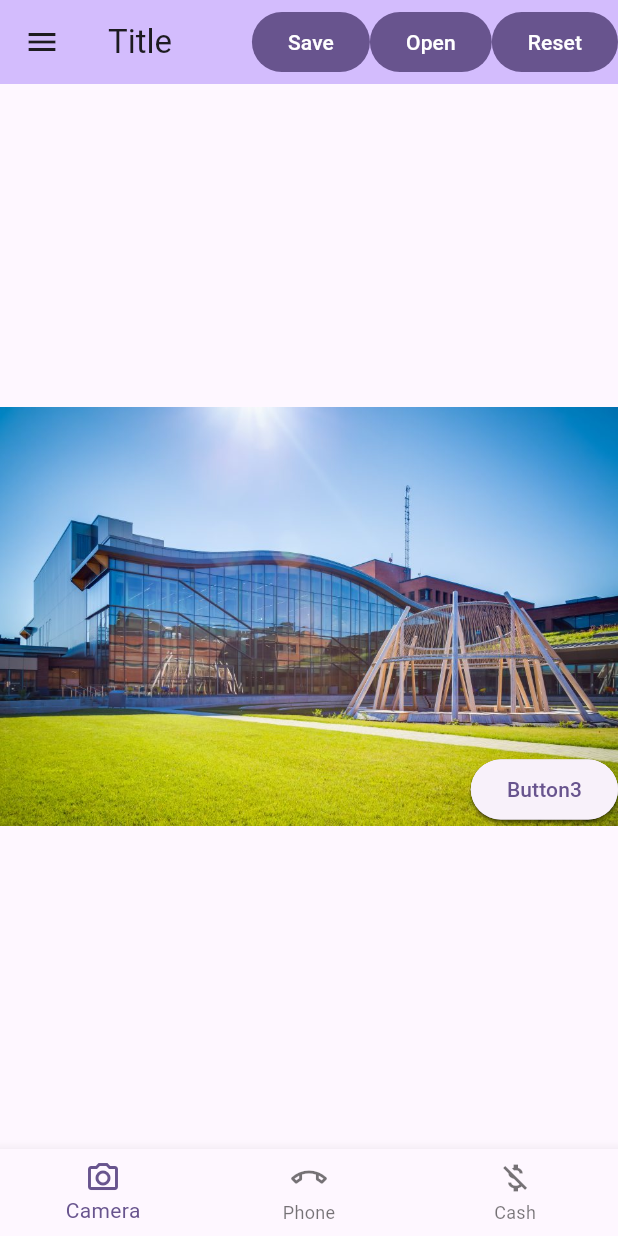
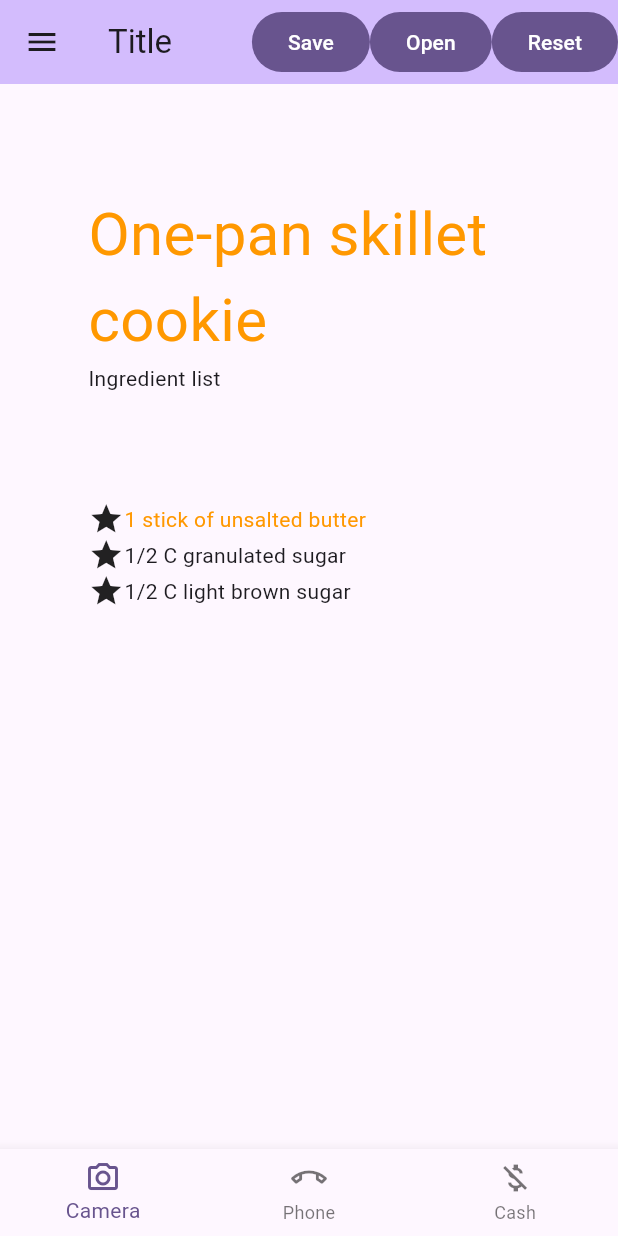
Before and after one commit to etorunski/cst2335_in_class_examples, a Flutter app: the screen it shows after launch, on a phone screen of 412 x 824 dp. Run offline on Flutter 3.47's test engine with Material 3 defaults, Android fonts, the phone set to English and light mode, and no system bars.

Commit message:
finished example

```diff
--- a/lib/main.dart
+++ b/lib/main.dart
@@ -85,25 +85,47 @@ class _MyHomePageState extends State<MyHomePage> {
 
       ]),
       body: Center(
-        child: Stack(
-            alignment: .bottomRight,
+        child:
+        Row(children: [
+          Spacer(flex:1),
+Expanded(flex:5,
+    child:
+          Column(
+            crossAxisAlignment: .start,
+           mainAxisAlignment: .spaceEvenly,
+          children: [
+            Expanded(flex:1, child: Text(""),),
 
-          children: [
-            Image.asset("images/algonquin.jpg"),
-            ElevatedButton(onPressed: (){}, child:Text("Button1")),
+            Text("One-pan skillet cookie", style: TextStyle(color:Colors.orange, fontSize: 40.0),),
+            Text("Ingredient list"),
 
-            ElevatedButton(onPressed: (){}, child:Text("Button2")),
 
-            ElevatedButton(onPressed: (){}, child:Text("Button3")),
-/*
-            ElevatedButton(onPressed: (){}, child:Text("Button4")),
+            Expanded(flex:1, child: Text(""),),
 
-            ElevatedButton(onPressed: (){}, child:Text("Button5"))
 
- */
+            Row(mainAxisAlignment: .start,  children: [
+              Icon(Icons.star),
+              Text("1 stick of unsalted butter",  style: TextStyle(color:Colors.orange))
+            ],),
+            Row(mainAxisAlignment: .start, children: [
+              Icon(Icons.star),
+              Text("1/2 C granulated sugar")
+            ],),
+            Row(mainAxisAlignment: .start, children: [
+              Icon(Icons.star),
+              Text("1/2 C light brown sugar")
+            ],),
+
+
+            Expanded(flex:5, child: Text(""),),
+
           ], //empty column
-        ),
-      ),
+        )),
+
+          Spacer(flex:1),
+        ]
+      )
+      )
 
     );
   }
```
